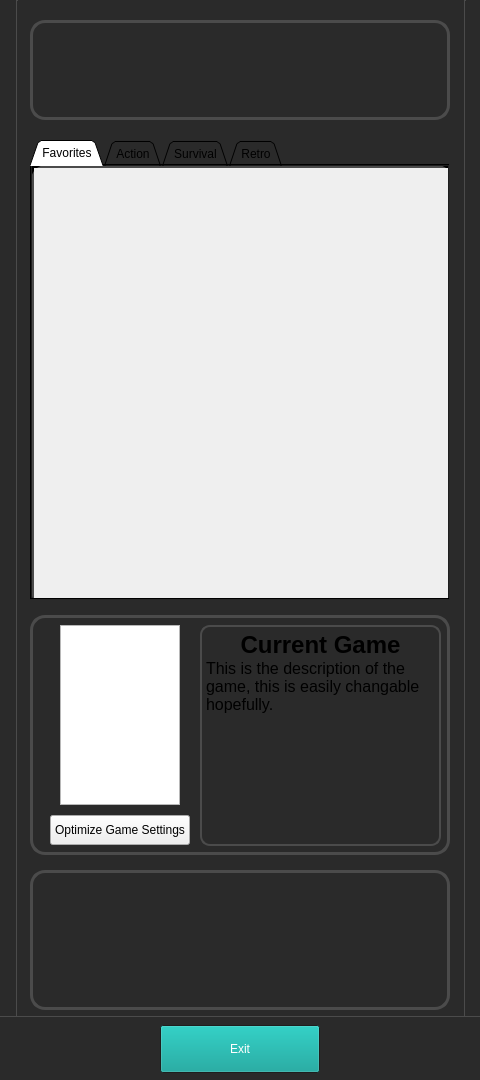
JforJake/GameLauncher, file mainwindow.ui: the form before one commit.
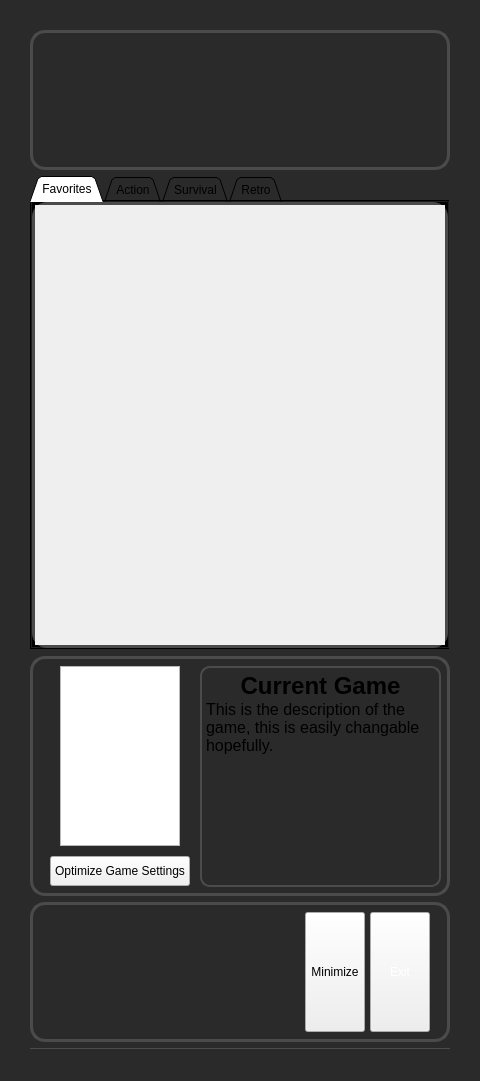
The form after the commit.

Patch:
```diff
--- a/mainwindow.ui
+++ b/mainwindow.ui
@@ -7,7 +7,7 @@
     <x>0</x>
     <y>0</y>
     <width>480</width>
-    <height>1080</height>
+    <height>1081</height>
    </rect>
   </property>
   <property name="maximumSize">
@@ -279,72 +279,154 @@
    <bool>true</bool>
   </property>
   <widget class="QWidget" name="centralwidget">
-   <widget class="QPushButton" name="ExitButton">
+   <layout class="QVBoxLayout" name="verticalLayout">
+    <property name="leftMargin">
+     <number>30</number>
+    </property>
+    <property name="topMargin">
+     <number>30</number>
+    </property>
+    <property name="rightMargin">
+     <number>30</number>
+    </property>
+    <property name="bottomMargin">
+     <number>30</number>
+    </property>
+    <item>
+     <widget class="QFrame" name="News">
+      <property name="minimumSize">
+       <size>
+        <width>420</width>
+        <height>140</height>
+       </size>
+      </property>
+      <property name="maximumSize">
+       <size>
+        <width>420</width>
+        <height>140</height>
+       </size>
+      </property>
+      <property name="styleSheet">
+       <string notr="true">#News {
+    background-color: transparent;
+    border: 3px solid #4B4B4B;
+    border-radius: 15px;
+}
+</string>
+      </property>
+      <property name="frameShape">
+       <enum>QFrame::Shape::StyledPanel</enum>
+      </property>
+      <property name="frameShadow">
+       <enum>QFrame::Shadow::Raised</enum>
+      </property>
+     </widget>
+    </item>
+    <item>
+     <widget class="QTabWidget" name="Library">
+      <property name="minimumSize">
+       <size>
+        <width>420</width>
+        <height>210</height>
+       </size>
+      </property>
+      <property name="maximumSize">
+       <size>
+        <width>420</width>
+        <height>16777215</height>
+       </size>
+      </property>
+      <property name="styleSheet">
+       <string notr="true">#Library {
+    background-color: transparent;
+    border: 3px solid #4B4B4B;
+    border-radius: 15px;
+}
+</string>
+      </property>
+      <property name="tabShape">
+       <enum>QTabWidget::TabShape::Triangular</enum>
+      </property>
+      <property name="currentIndex">
+       <number>0</number>
+      </property>
+      <property name="movable">
+       <bool>true</bool>
+      </property>
+      <widget class="QWidget" name="tab">
+       <property name="styleSheet">
+        <string notr="true">#scrollArea {
+    background-color: transparent;
+    border: 3px solid #4B4B4B;
+    border-radius: 15px;
+}
+</string>
+       </property>
+       <attribute name="title">
+        <string>Favorites</string>
+       </attribute>
+       <layout class="QVBoxLayout" name="verticalLayout_2">
+        <property name="leftMargin">
+         <number>0</number>
+        </property>
+        <property name="topMargin">
+         <number>0</number>
+        </property>
+        <property name="rightMargin">
+         <number>0</number>
+        </property>
+        <property name="bottomMargin">
+         <number>0</number>
+        </property>
+        <item>
+         <widget class="QScrollArea" name="scrollArea">
+          <property name="widgetResizable">
+           <bool>true</bool>
+          </property>
+          <widget class="QWidget" name="scrollAreaWidgetContents">
     <property name="geometry">
      <rect>
-      <x>160</x>
-      <y>1025</y>
-      <width>160</width>
-      <height>48</height>
-     </rect>
-    </property>
-    <property name="palette">
-     <palette>
-      <active>
-       <colorrole role="Text">
-        <brush brushstyle="SolidPattern">
-         <color alpha="255">
-          <red>255</red>
-          <green>255</green>
-          <blue>255</blue>
-         </color>
-        </brush>
-       </colorrole>
-       <colorrole role="ButtonText">
-        <brush brushstyle="SolidPattern">
-         <color alpha="255">
-          <red>255</red>
-          <green>255</green>
-          <blue>255</blue>
-         </color>
-        </brush>
-       </colorrole>
-      </active>
-      <inactive>
-       <colorrole role="Text">
-        <brush brushstyle="SolidPattern">
-         <color alpha="255">
-          <red>255</red>
-          <green>255</green>
-          <blue>255</blue>
-         </color>
-        </brush>
-       </colorrole>
-       <colorrole role="ButtonText">
-        <brush brushstyle="SolidPattern">
-         <color alpha="255">
-          <red>255</red>
-          <green>255</green>
-          <blue>255</blue>
-         </color>
-        </brush>
-       </colorrole>
-      </inactive>
-      <disabled/>
-     </palette>
-    </property>
-    <property name="text">
-     <string>Exit</string>
-    </property>
-   </widget>
+             <x>0</x>
+             <y>0</y>
+             <width>410</width>
+             <height>438</height>
+            </rect>
+           </property>
+          </widget>
+         </widget>
+        </item>
+       </layout>
+      </widget>
+      <widget class="QWidget" name="tab_3">
+       <attribute name="title">
+        <string>Action</string>
+       </attribute>
+      </widget>
+      <widget class="QWidget" name="tab_4">
+       <attribute name="title">
+        <string>Survival</string>
+       </attribute>
+      </widget>
+      <widget class="QWidget" name="tab_2">
+       <attribute name="title">
+        <string>Retro</string>
+       </attribute>
+      </widget>
+     </widget>
+    </item>
+    <item>
    <widget class="QFrame" name="CurrentGame">
-    <property name="geometry">
-     <rect>
-      <x>30</x>
-      <y>615</y>
+      <property name="minimumSize">
+       <size>
       <width>420</width>
       <height>240</height>
-     </rect>
+       </size>
+      </property>
+      <property name="maximumSize">
+       <size>
+        <width>420</width>
+        <height>240</height>
+       </size>
     </property>
     <property name="palette">
      <palette>
@@ -538,155 +620,20 @@
      </property>
     </widget>
    </widget>
-   <widget class="QTabWidget" name="Library">
-    <property name="geometry">
-     <rect>
-      <x>30</x>
-      <y>140</y>
-      <width>420</width>
-      <height>460</height>
-     </rect>
-    </property>
-    <property name="styleSheet">
-     <string notr="true">#Library {
-    background-color: transparent;
-    border: 3px solid #4B4B4B;
-    border-radius: 15px;
-}
-</string>
-    </property>
-    <property name="tabShape">
-     <enum>QTabWidget::TabShape::Triangular</enum>
-    </property>
-    <property name="currentIndex">
-     <number>0</number>
-    </property>
-    <property name="movable">
-     <bool>true</bool>
-    </property>
-    <widget class="QWidget" name="tab">
-     <property name="styleSheet">
-      <string notr="true">#scrollArea {
-    background-color: transparent;
-    border: 3px solid #4B4B4B;
-    border-radius: 15px;
-}
-</string>
-     </property>
-     <attribute name="title">
-      <string>Favorites</string>
-     </attribute>
-     <widget class="QScrollArea" name="scrollArea">
-      <property name="geometry">
-       <rect>
-        <x>-1</x>
-        <y>-1</y>
-        <width>421</width>
-        <height>441</height>
-       </rect>
-      </property>
-      <property name="widgetResizable">
-       <bool>true</bool>
-      </property>
-      <widget class="QWidget" name="scrollArea_2">
-       <property name="geometry">
-        <rect>
-         <x>0</x>
-         <y>0</y>
-         <width>415</width>
-         <height>435</height>
-        </rect>
-       </property>
-      </widget>
-     </widget>
-    </widget>
-    <widget class="QWidget" name="tab_3">
-     <attribute name="title">
-      <string>Action</string>
-     </attribute>
-    </widget>
-    <widget class="QWidget" name="tab_4">
-     <attribute name="title">
-      <string>Survival</string>
-     </attribute>
-    </widget>
-    <widget class="QWidget" name="tab_2">
-     <attribute name="title">
-      <string>Retro</string>
-     </attribute>
-    </widget>
-   </widget>
-   <widget class="QFrame" name="News">
-    <property name="geometry">
-     <rect>
-      <x>30</x>
-      <y>20</y>
-      <width>420</width>
-      <height>100</height>
-     </rect>
-    </property>
-    <property name="styleSheet">
-     <string notr="true">#News {
-    background-color: transparent;
-    border: 3px solid #4B4B4B;
-    border-radius: 15px;
-}
-</string>
-    </property>
-    <property name="frameShape">
-     <enum>QFrame::Shape::StyledPanel</enum>
-    </property>
-    <property name="frameShadow">
-     <enum>QFrame::Shadow::Raised</enum>
-    </property>
-   </widget>
-   <widget class="Line" name="line">
-    <property name="geometry">
-     <rect>
-      <x>16</x>
-      <y>0</y>
-      <width>2</width>
-      <height>1016</height>
-     </rect>
-    </property>
-    <property name="orientation">
-     <enum>Qt::Orientation::Vertical</enum>
-    </property>
-   </widget>
-   <widget class="Line" name="line_2">
-    <property name="geometry">
-     <rect>
-      <x>464</x>
-      <y>0</y>
-      <width>2</width>
-      <height>1016</height>
-     </rect>
-    </property>
-    <property name="orientation">
-     <enum>Qt::Orientation::Vertical</enum>
-    </property>
-   </widget>
-   <widget class="Line" name="line_3">
-    <property name="geometry">
-     <rect>
-      <x>0</x>
-      <y>1016</y>
-      <width>480</width>
-      <height>2</height>
-     </rect>
-    </property>
-    <property name="orientation">
-     <enum>Qt::Orientation::Horizontal</enum>
-    </property>
-   </widget>
+    </item>
+    <item>
    <widget class="QFrame" name="Downloads">
-    <property name="geometry">
-     <rect>
-      <x>30</x>
-      <y>870</y>
+      <property name="minimumSize">
+       <size>
       <width>420</width>
       <height>140</height>
-     </rect>
+       </size>
+      </property>
+      <property name="maximumSize">
+       <size>
+        <width>420</width>
+        <height>140</height>
+       </size>
     </property>
     <property name="styleSheet">
      <string notr="true">#Downloads {
@@ -702,7 +649,115 @@
     <property name="frameShadow">
      <enum>QFrame::Shadow::Raised</enum>
     </property>
-   </widget>
+      <widget class="QPushButton" name="ExitButton">
+       <property name="geometry">
+        <rect>
+         <x>340</x>
+         <y>10</y>
+         <width>60</width>
+         <height>120</height>
+        </rect>
+       </property>
+       <property name="palette">
+        <palette>
+         <active>
+          <colorrole role="Text">
+           <brush brushstyle="SolidPattern">
+            <color alpha="255">
+             <red>255</red>
+             <green>255</green>
+             <blue>255</blue>
+            </color>
+           </brush>
+          </colorrole>
+          <colorrole role="ButtonText">
+           <brush brushstyle="SolidPattern">
+            <color alpha="255">
+             <red>255</red>
+             <green>255</green>
+             <blue>255</blue>
+            </color>
+           </brush>
+          </colorrole>
+          <colorrole role="Highlight">
+           <brush brushstyle="SolidPattern">
+            <color alpha="255">
+             <red>51</red>
+             <green>51</green>
+             <blue>51</blue>
+            </color>
+           </brush>
+          </colorrole>
+         </active>
+         <inactive>
+          <colorrole role="Text">
+           <brush brushstyle="SolidPattern">
+            <color alpha="255">
+             <red>255</red>
+             <green>255</green>
+             <blue>255</blue>
+            </color>
+           </brush>
+          </colorrole>
+          <colorrole role="ButtonText">
+           <brush brushstyle="SolidPattern">
+            <color alpha="255">
+             <red>255</red>
+             <green>255</green>
+             <blue>255</blue>
+            </color>
+           </brush>
+          </colorrole>
+          <colorrole role="Highlight">
+           <brush brushstyle="SolidPattern">
+            <color alpha="255">
+             <red>51</red>
+             <green>51</green>
+             <blue>51</blue>
+            </color>
+           </brush>
+          </colorrole>
+         </inactive>
+         <disabled>
+          <colorrole role="Highlight">
+           <brush brushstyle="SolidPattern">
+            <color alpha="255">
+             <red>51</red>
+             <green>51</green>
+             <blue>51</blue>
+            </color>
+           </brush>
+          </colorrole>
+         </disabled>
+        </palette>
+       </property>
+       <property name="text">
+        <string>Exit</string>
+       </property>
+      </widget>
+      <widget class="QPushButton" name="MinimizeButton">
+       <property name="geometry">
+        <rect>
+         <x>275</x>
+         <y>10</y>
+         <width>60</width>
+         <height>120</height>
+        </rect>
+       </property>
+       <property name="text">
+        <string>Minimize</string>
+       </property>
+      </widget>
+     </widget>
+    </item>
+    <item>
+     <widget class="Line" name="line_3">
+      <property name="orientation">
+       <enum>Qt::Orientation::Horizontal</enum>
+      </property>
+     </widget>
+    </item>
+   </layout>
   </widget>
  </widget>
  <resources/>
```
Lines whose indentation alone changed are shown as unchanged.
